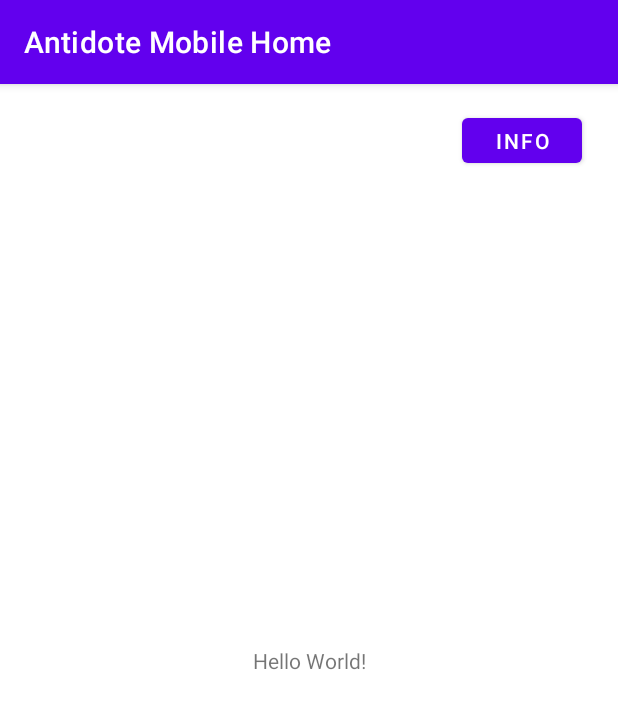
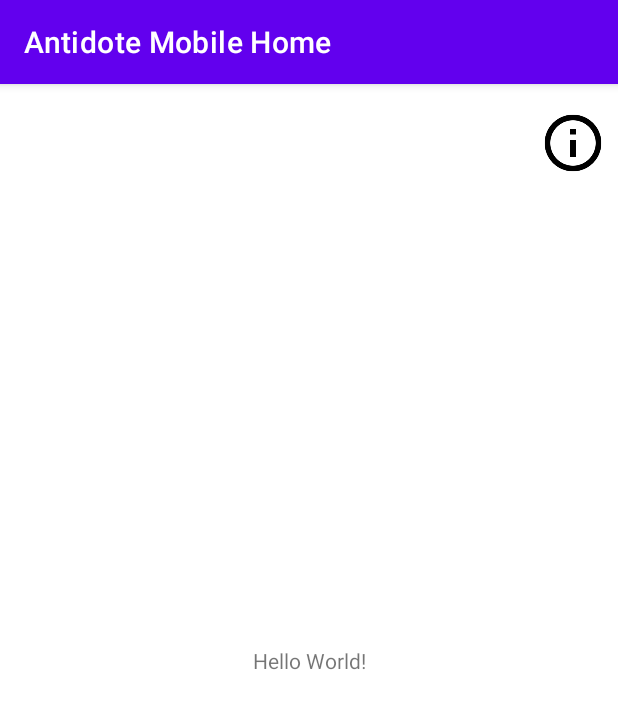
Before and after one commit to fbarry/Antidote-Mobile, an Android app: the screen it shows after launch (MainActivity), on a phone screen of 412 x 824 dp. Shown: the top 709 px of the screen. Run offline under Robolectric (Android 15) with nearby library versions, the phone set to English and light mode, and no system bars.

Commit message:
Replace "Info" button with image version

```diff
--- a/app/src/main/res/layout/activity_main.xml
+++ b/app/src/main/res/layout/activity_main.xml
@@ -5,6 +5,24 @@
     android:layout_width="match_parent"
     android:layout_height="match_parent"
     tools:context=".MainActivity">
+
+    <ImageButton
+        android:contentDescription="@string/InfoButtonDesc"
+        android:onClick="@string/info"
+        android:id="@+id/infoButton"
+        android:layout_width="45dp"
+        android:layout_height="45dp"
+        android:adjustViewBounds="true"
+        android:background="#00FFFFFF"
+        android:cropToPadding="true"
+        android:scaleType="fitCenter"
+        app:layout_constraintBottom_toBottomOf="parent"
+        app:layout_constraintHorizontal_bias="0.98"
+        app:layout_constraintLeft_toLeftOf="parent"
+        app:layout_constraintRight_toRightOf="parent"
+        app:layout_constraintTop_toTopOf="parent"
+        app:layout_constraintVertical_bias="0.023"
+        app:srcCompat="@drawable/info_icon" />
 
     <TextView
         android:id="@+id/textView"
@@ -16,17 +34,4 @@
         app:layout_constraintRight_toRightOf="parent"
         app:layout_constraintTop_toTopOf="parent" />
 
-    <Button
-        android:id="@+id/infoButton"
-        android:layout_width="80dp"
-        android:layout_height="42dp"
-        android:onClick="openInfoPage"
-        android:text="@string/info"
-        app:layout_constraintBottom_toBottomOf="parent"
-        app:layout_constraintHorizontal_bias="0.928"
-        app:layout_constraintLeft_toLeftOf="parent"
-        app:layout_constraintRight_toRightOf="parent"
-        app:layout_constraintTop_toTopOf="parent"
-        app:layout_constraintVertical_bias="0.023" />
-
 </androidx.constraintlayout.widget.ConstraintLayout>
--- a/app/src/main/res/values/strings.xml
+++ b/app/src/main/res/values/strings.xml
@@ -2,5 +2,6 @@
     <string name="app_name">Antidote Mobile Home</string>
     <string name="infopage_name">Antidote Info</string>
     <string name="info">Info</string>
+    <string name="InfoButtonDesc">Take the user to the info page</string>
     <string name="BackButtonDesc">Returns the user to the previous page</string>
 </resources>
```
Also changed, not shown: app/src/main/res/drawable/info_icon.png.
